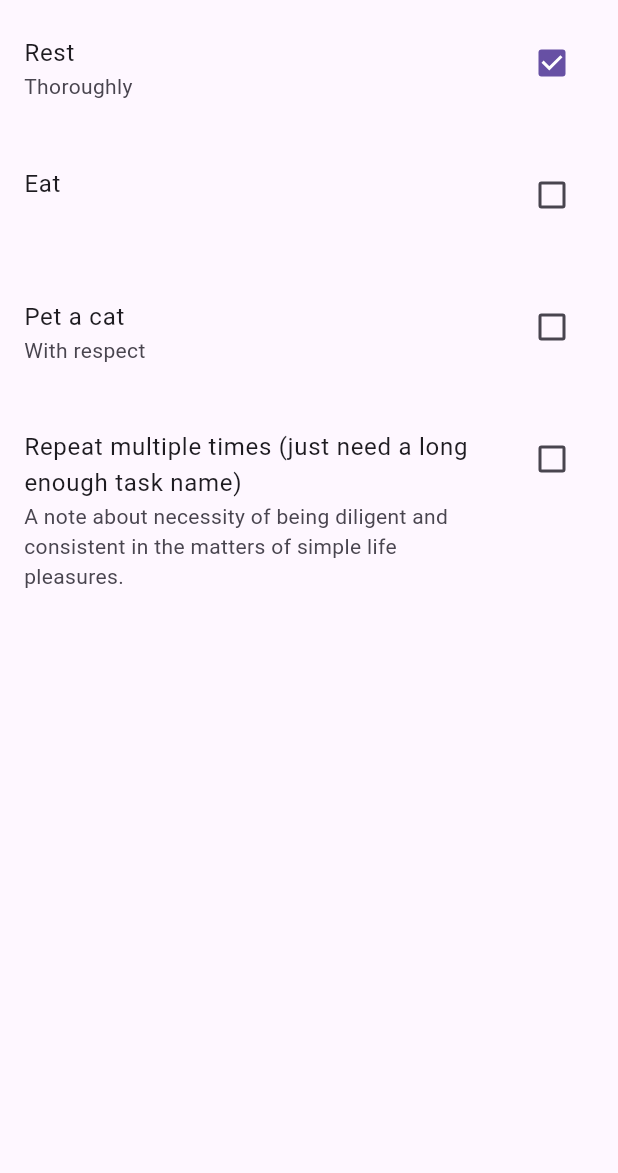
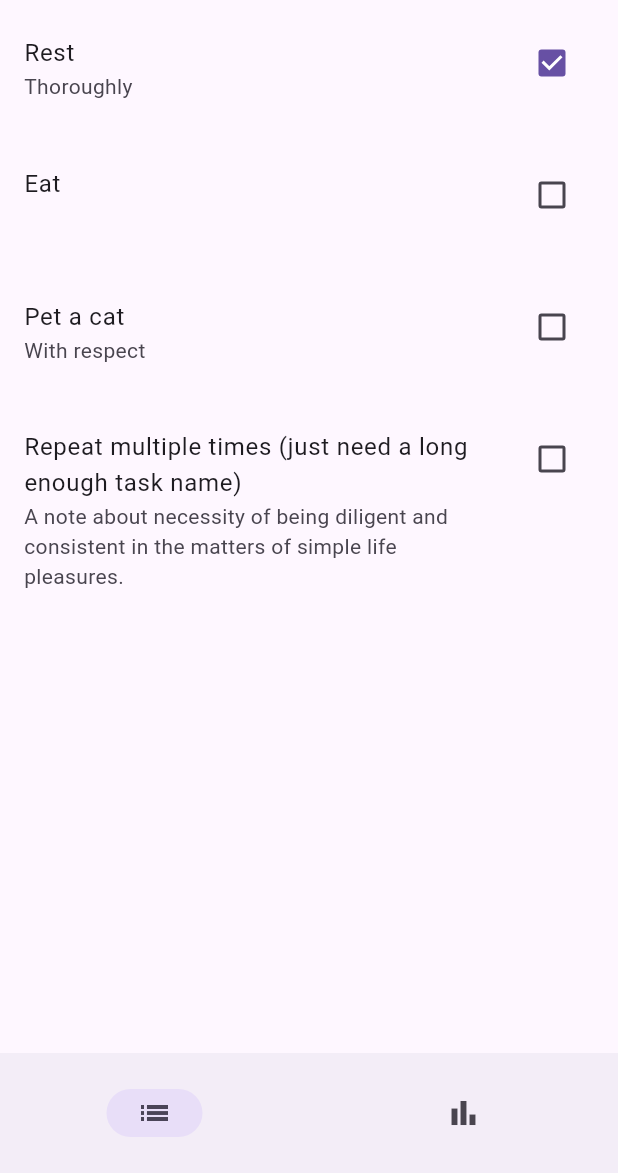
Before and after one commit to akabanov/flutter_study, a Flutter app: the screen it shows after launch, on a phone screen of 412 x 824 dp, the part 63-1236 px from its top. Run offline on Flutter 3.47's test engine with Material 3 defaults, Android fonts, the light colour scheme and no system bars; our stand-ins replace equatable, freezed_annotation, gap, rxdart, shared_preferences.

Commit message:
$ Add stats view and tab navigation to TodoListView
Introduce a new `TodoStatsView` widget to display completed and active todo counts. Modify `TodoListView` to use a bottom navigation bar for toggling between the todo list and statistics view. Update test coverage to include active and completed todos count validation.

```diff
--- a/vanilla/lib/src/ui/model/todo_list_state.dart
+++ b/vanilla/lib/src/ui/model/todo_list_state.dart
@@ -55,6 +55,10 @@ class TodoListState extends Equatable {
     return TodoListState(todos.where((todo) => !todo.complete).toList());
   }
 
+  int get activeTodos => todos.where((todo) => !todo.complete).length;
+
+  int get completedTodos => todos.where((todo) => todo.complete).length;
+
   @override
   List<Object> get props => [status, _todos, error];
 }
--- a/vanilla/lib/src/ui/widget/todo_list_view.dart
+++ b/vanilla/lib/src/ui/widget/todo_list_view.dart
@@ -1,8 +1,10 @@
 import 'package:flutter/material.dart';
+import 'package:vanilla/src/repo/repo_core.dart';
 import 'package:vanilla/src/ui/model/todo_list_state.dart';
 import 'package:vanilla/src/ui/widget/todo_list_item_view.dart';
+import 'package:vanilla/src/ui/widget/todo_stats_view.dart';
 
-class TodoListView extends StatelessWidget {
+class TodoListView extends StatefulWidget {
   const TodoListView(
       {super.key,
       required this.state,
@@ -16,22 +18,73 @@ class TodoListView extends StatelessWidget {
   final TodoAction removeTodo;
 
   @override
+  State<TodoListView> createState() => _TodoListViewState();
+}
+
+enum TodoListTab {
+  list('Todos', Icons.list, Icons.list_outlined),
+  stats('Statistics', Icons.bar_chart, Icons.bar_chart_outlined);
+
+  final String tooltip;
+  final IconData icon;
+  final IconData iconOutlined;
+
+  const TodoListTab(this.tooltip, this.icon, this.iconOutlined);
+}
+
+class _TodoListViewState extends State<TodoListView> {
+  int currentTab = 0;
+
+  @override
   Widget build(BuildContext context) {
-    var todos = state.todos;
+    var todos = widget.state.todos;
 
     return Scaffold(
       appBar: AppBar(
         title: Text('Todo list'),
       ),
       body: SafeArea(
-        child: ListView.builder(
-          itemCount: todos.length,
-          itemBuilder: (_, index) => TodoListItemView(
-              todo: todos[index],
-              updateTodo: updateTodo,
-              removeTodo: removeTodo),
-        ),
+        child: currentTab == 0
+            ? ListView.builder(
+                itemCount: todos.length,
+                itemBuilder: (_, index) => TodoListItemView(
+                    todo: todos[index],
+                    updateTodo: widget.updateTodo,
+                    removeTodo: removeTodo),
+              )
+            : TodoStatsView(state: widget.state),
       ),
+      bottomNavigationBar: NavigationBar(
+          selectedIndex: currentTab,
+          labelBehavior: NavigationDestinationLabelBehavior.alwaysHide,
+          onDestinationSelected: (index) {
+            if (currentTab != index) {
+              setState(() {
+                currentTab = index;
+              });
+            }
+          },
+          destinations: TodoListTab.values
+              .map((tab) => NavigationDestination(
+                    key: Key('todo-list-nav-btn-${tab.name}'),
+                    icon: Icon(tab.icon),
+                    selectedIcon: Icon(tab.iconOutlined),
+                    tooltip: tab.tooltip,
+                    label: '',
+                  ))
+              .toList()),
     );
   }
+
+  void removeTodo(TodoEntity expired) {
+    widget.removeTodo(expired);
+    ScaffoldMessenger.of(context).showSnackBar(SnackBar(
+      content: Text('"${expired.task}" removed'),
+      duration: Duration(seconds: 3),
+      action: SnackBarAction(
+        label: 'Undo',
+        onPressed: () => widget.addTodo(expired),
+      ),
+    ));
+  }
 }
```
Also changed, not shown: vanilla/lib/src/app.dart (+1 -8 lines), vanilla/lib/src/ui/widget/todo_stats_view.dart (added, +31 -0 lines), 1 other file.
